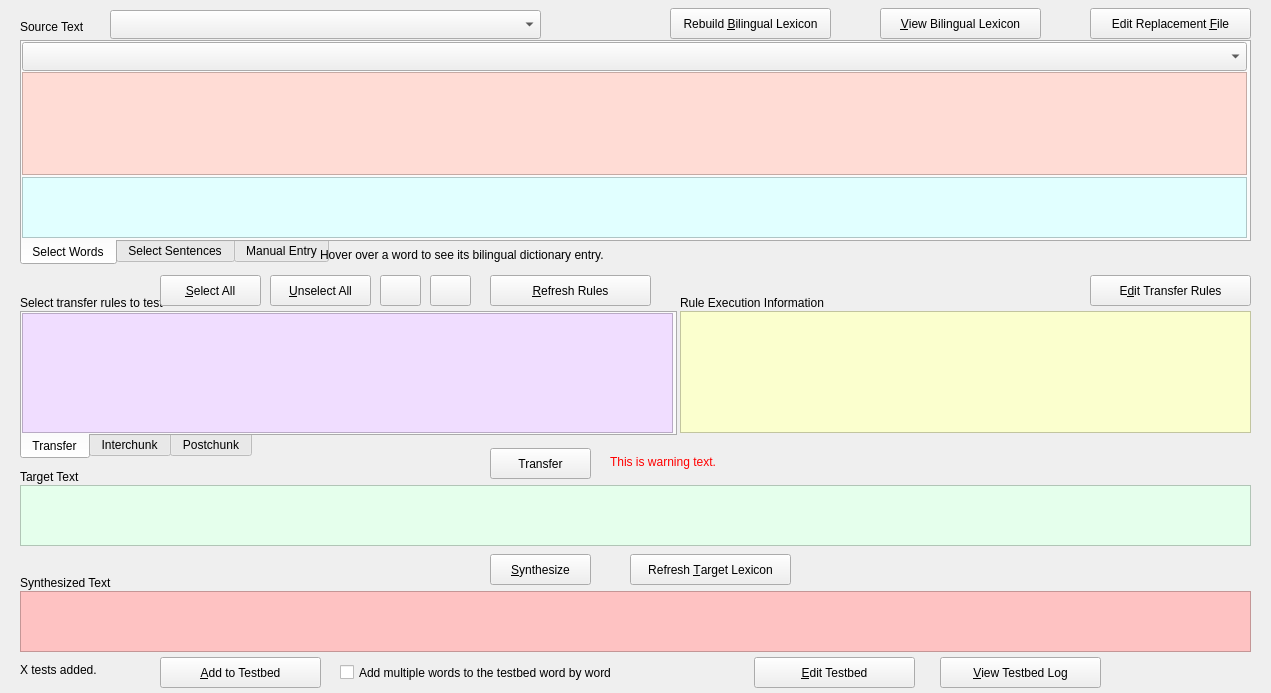
Above: LiveRuleTester.ui from rmlockwood/FLExTrans before the change. Below: the same form after it.
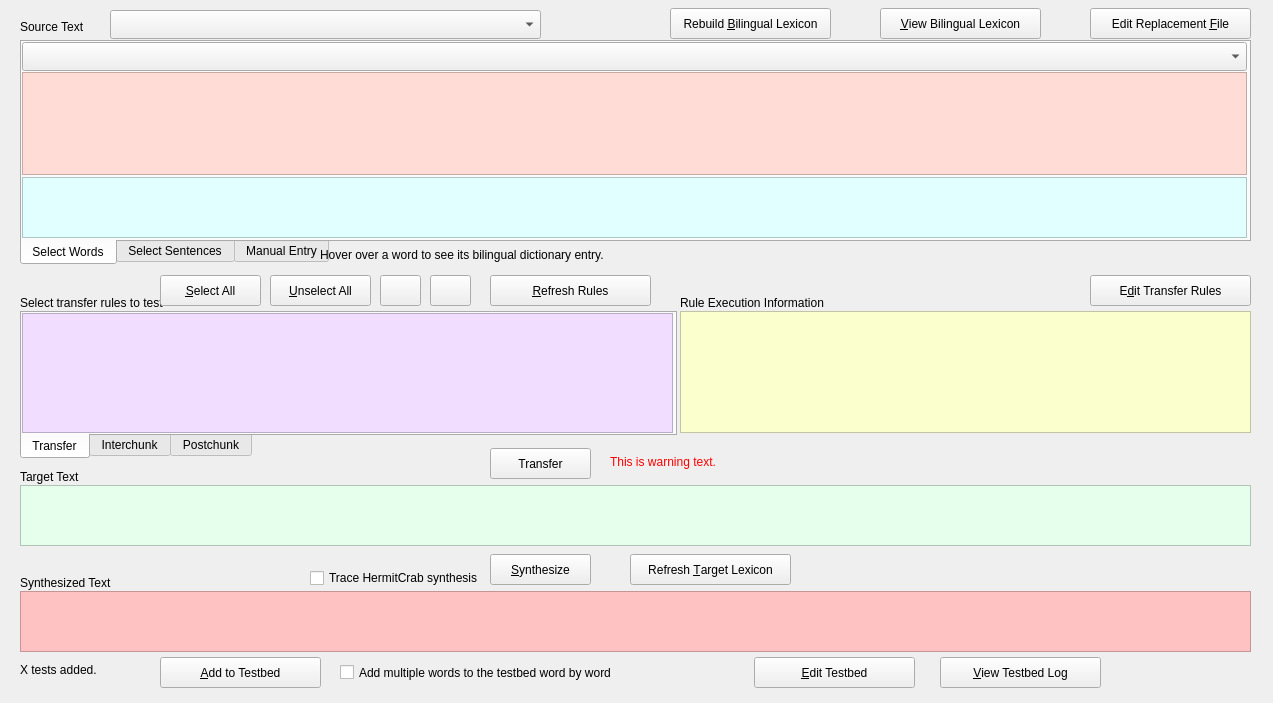
That is the form after the change. Icons and pictures are not drawn.

Commit message: Support tracing of HermitCrab synthesis

Diff of the .ui file:
```diff
--- a/LiveRuleTester.ui
+++ b/LiveRuleTester.ui
@@ -6,8 +6,8 @@
    <rect>
     <x>0</x>
     <y>0</y>
-    <width>1271</width>
-    <height>693</height>
+    <width>1273</width>
+    <height>703</height>
    </rect>
   </property>
   <property name="windowTitle">
@@ -717,6 +717,19 @@
      <number>30</number>
     </property>
    </widget>
+   <widget class="QCheckBox" name="traceHermitCrabSynthesisCheckBox">
+    <property name="geometry">
+     <rect>
+      <x>310</x>
+      <y>563</y>
+      <width>171</width>
+      <height>30</height>
+     </rect>
+    </property>
+    <property name="text">
+     <string>Trace HermitCrab synthesis</string>
+    </property>
+   </widget>
   </widget>
  </widget>
  <resources/>
```
The commit also changes 6 other files.
